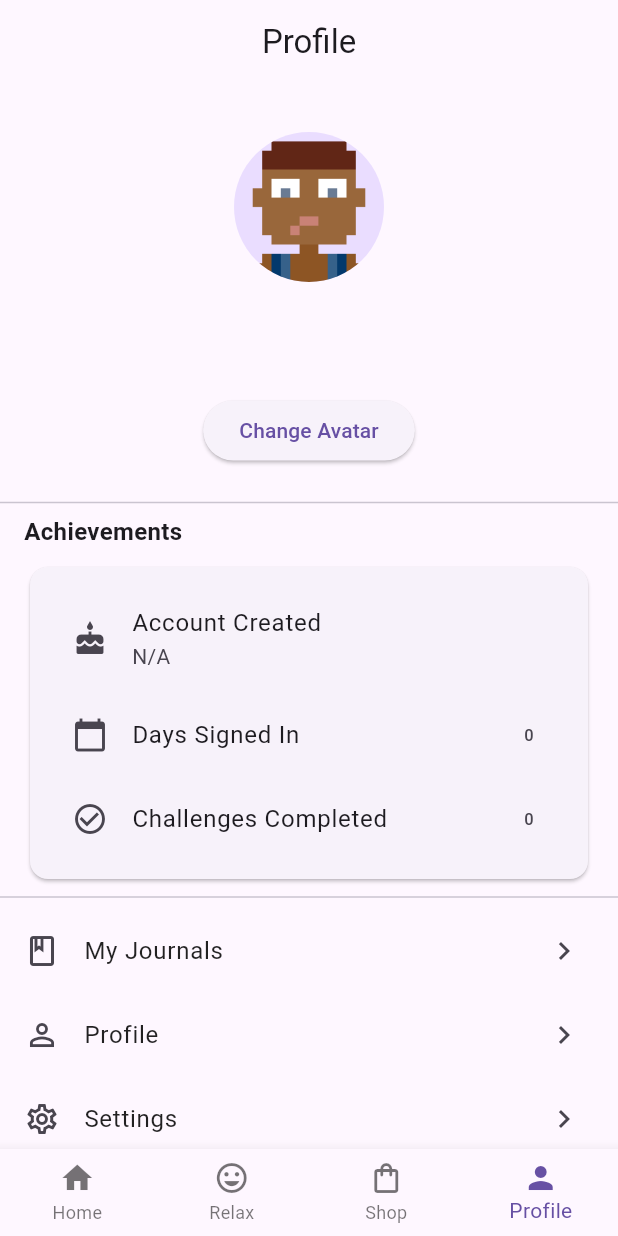
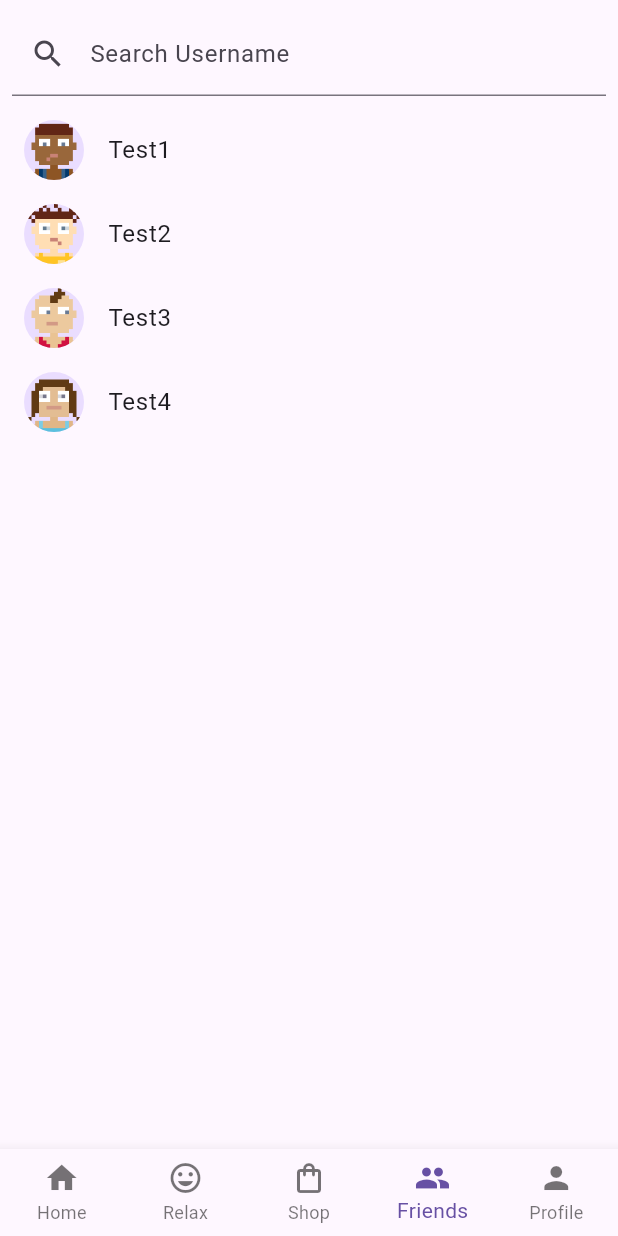
Before and after one commit to CSC-3380-Spring-2025/Team-15, a Flutter app: the MainScreen screen opened directly, item 4 of the bottom bar chosen, on a phone screen of 412 x 824 dp. Run offline on Flutter 3.47's test engine with Material 3 defaults, Android fonts, the phone set to English and light mode, and no system bars; our stand-ins replace audioplayers, cloud_firestore, firebase_auth, firebase_core, table_calendar; accounts and stored records are empty.

Commit message:
Setup friends page with test users

```diff
--- a/fortis/lib/main.dart
+++ b/fortis/lib/main.dart
@@ -6,6 +6,7 @@ import 'pages/relax.dart';
 import 'pages/shop.dart';
 import 'pages/user_login.dart';
 import 'pages/home.dart'; // Updated version of HomePage below
+import 'pages/friends.dart';
 
 void main() async {
   WidgetsFlutterBinding.ensureInitialized();
@@ -72,6 +73,7 @@ class _MainScreenState extends State<MainScreen> {
       ),
       const RelaxPage(),
       const ShopPage(),
+      const FriendsPage(),
       const ProfilePage(),
     ];
 
@@ -92,6 +94,7 @@ class _MainScreenState extends State<MainScreen> {
             icon: Icon(Icons.shopping_bag_outlined),
             label: 'Shop',
           ),
+          BottomNavigationBarItem(icon: Icon(Icons.group), label: 'Friends'),
           BottomNavigationBarItem(icon: Icon(Icons.person), label: 'Profile'),
         ],
       ),
--- /dev/null
+++ b/fortis/lib/pages/friends.dart
@@ -0,0 +1,186 @@
+import 'package:flutter/material.dart';
+
+class FriendsPage extends StatefulWidget {
+  const FriendsPage({super.key});
+
+  @override
+  State<FriendsPage> createState() => _FriendsPageState();
+}
+
+class _FriendsPageState extends State<FriendsPage> {
+  final TextEditingController _searchController = TextEditingController();
+  String _searchQuery = '';
+
+  // test users for reference, going to implement actual users later
+  final List<Map<String, String>> _testFriends = [
+    {'username': 'Test1', 'id': '1', 'avatarIndex': '0'},
+    {'username': 'Test2', 'id': '2', 'avatarIndex': '1'},
+    {'username': 'Test3', 'id': '3', 'avatarIndex': '2'},
+    {'username': 'Test4', 'id': '4', 'avatarIndex': '3'},
+  ];
+  final List<Map<String, String>> _testAllUsers = [
+    {'username': 'Test1', 'id': '1', 'avatarIndex': '0'},
+    {'username': 'Test2', 'id': '2', 'avatarIndex': '1'},
+    {'username': 'Test3', 'id': '3', 'avatarIndex': '2'},
+    {'username': 'Test4', 'id': '4', 'avatarIndex': '3'},
+    {'username': 'Test5', 'id': '5', 'avatarIndex': '4'},
+    {'username': 'Test6', 'id': '6', 'avatarIndex': '5'},
+    {'username': 'Test7', 'id': '7', 'avatarIndex': '6'},
+  ];
+  final String _currentTestUserId = 'your_user_id';
+
+  final List<String> _avatarOptions = [
+    'assets/avatars/avatar_1.png',
+    'assets/avatars/avatar_2.png',
+    'assets/avatars/avatar_3.png',
+    'assets/avatars/avatar_4.png',
+    'assets/avatars/avatar_5.png',
+    'assets/avatars/avatar_6.png',
+    'assets/avatars/avatar_7.png',
+    'assets/avatars/avatar_8.png',
+    'assets/avatars/avatar_9.png',
+  ];
+
+  @override
+  void initState() {
+    super.initState();
+    _searchController.addListener(_onSearchChanged);
+  }
+
+  @override
+  void dispose() {
+    _searchController.dispose();
+    super.dispose();
+  }
+
+  void _onSearchChanged() {
+    setState(() {
+      _searchQuery = _searchController.text.trim();
+    });
+  }
+
+  List<Map<String, String>> get _displayedUsers {
+    if (_searchQuery.isEmpty) {
+      return _testFriends;
+    } else {
+      return _testAllUsers
+          .where((user) =>
+              user['username']!.toLowerCase().contains(_searchQuery.toLowerCase()))
+          .toList();
+    }
+  }
+
+  void _userProfileClick(Map<String, String> user) {
+    if (_testFriends.any((friend) => friend['id'] == user['id'])) {
+      print('${user['username']}');
+      Navigator.push(
+        context,
+        MaterialPageRoute(
+          builder: (context) => TestProfilePage(username: user['username']!, avatarIndex: user['avatarIndex']!, isFriend: true),
+        ),
+      );
+    } else if (user['id'] != _currentTestUserId) {
+      print('${user['username']}');
+      Navigator.push(
+        context,
+        MaterialPageRoute(
+          builder: (context) => TestProfilePage(username: user['username']!, avatarIndex: user['avatarIndex']!, isFriend: false),
+        ),
+      );
+    }
+  }
+
+  @override
+  Widget build(BuildContext context) {
+    return Column(
+      children: [
+        Padding(
+          padding: const EdgeInsets.all(8.0),
+          child: TextField(
+            controller: _searchController,
+            decoration: const InputDecoration(
+              labelText: 'Search Username',
+              prefixIcon: Icon(Icons.search),
+            ),
+          ),
+        ),
+        Expanded(
+          child: ListView.builder(
+            itemCount: _displayedUsers.length,
+            itemBuilder: (context, index) {
+              final user = _displayedUsers[index];
+              return ListTile(
+                leading: CircleAvatar(
+                  backgroundImage: AssetImage(_avatarOptions[int.parse(user['avatarIndex']!)]),
+                ),
+                title: Text(user['username']!),
+                onTap: () => _userProfileClick(user),
+              );
+            },
+          ),
+        ),
+      ],
+    );
+  }
+}
+
+// test profile page for reference, going to set up actual friend's profile later
+class TestProfilePage extends StatelessWidget {
+  final String username;
+  final String avatarIndex;
+  final bool isFriend;
+  final List<String> _avatarOptions = const [
+    'assets/avatars/avatar_1.png',
+    'assets/avatars/avatar_2.png',
+    'assets/avatars/avatar_3.png',
+    'assets/avatars/avatar_4.png',
+    'assets/avatars/avatar_5.png',
+    'assets/avatars/avatar_6.png',
+    'assets/avatars/avatar_7.png',
+    'assets/avatars/avatar_8.png',
+    'assets/avatars/avatar_9.png',
+  ];
+
+  const TestProfilePage({
+    super.key,
+    required this.username,
+    required this.avatarIndex,
+    required this.isFriend
+    }
+  );
+
+  @override
+  Widget build(BuildContext context) {
+    return Scaffold(
+      appBar: AppBar(
+        title: Text(username),
+      ),
+      body: Center(
+        child: Column(
+          mainAxisAlignment: MainAxisAlignment.center,
+          children: [
+            CircleAvatar(
+              radius: 50,
+              backgroundImage: AssetImage(_avatarOptions[int.parse(avatarIndex)]),
+            ),
+            const SizedBox(height: 16),
+            Text(username),
+            const SizedBox(height: 16),
+            Text(isFriend ? 'You are friends.' : 'Send them a friend request.'),
+            const SizedBox(height: 16),
+            if (!isFriend)
+              ElevatedButton(
+                onPressed: () {
+                  ScaffoldMessenger.of(context).showSnackBar(
+                    const SnackBar(content: Text('Friend request sent.')),
+                  );
+                  Navigator.pop(context);
+                },
+                child: const Text('Send Friend Request.'),
+              ),
+          ],
+        ),
+      ),
+    );
+  }
+}
```
